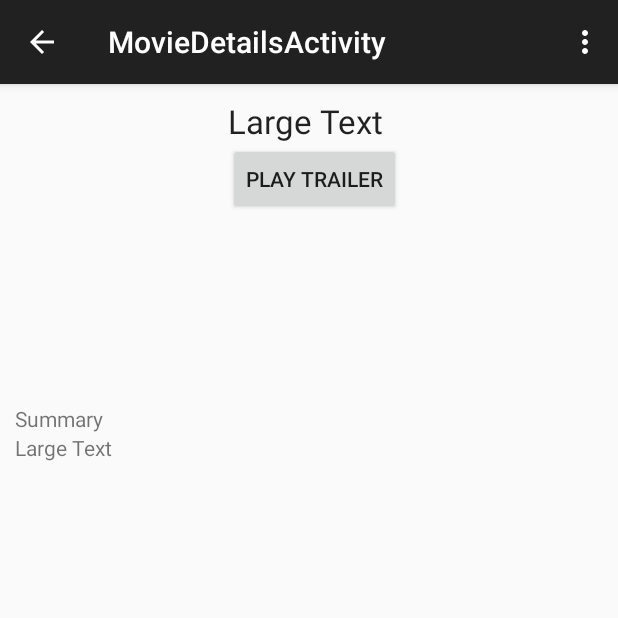
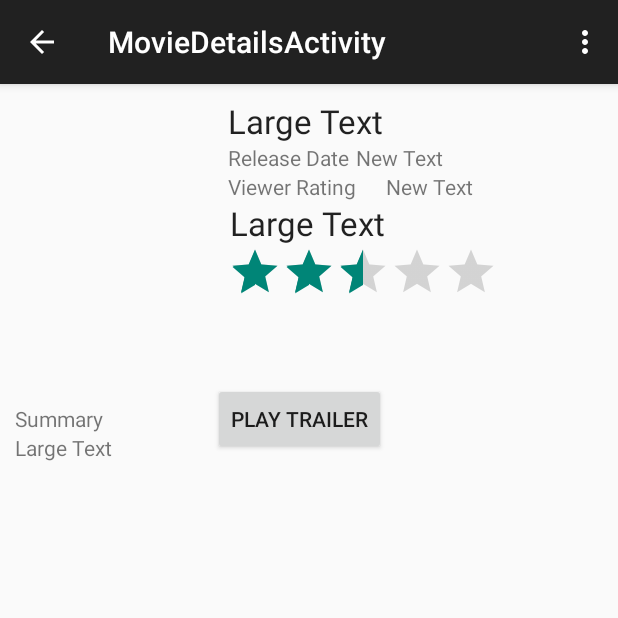
Before and after one commit to ndespain/MyMovies, an Android app: the MovieDetailsActivityFragment screen opened directly, with no data from a screen before it, on a phone screen of 412 x 824 dp, the top half of it. Run offline under Robolectric (Android 15) with nearby library versions, the phone set to English and light mode, and no system bars; our stand-ins replace Picasso; pictures from the network do not load; 9 statements that could not run were skipped.

Commit message:
Adding more info to details

```diff
--- a/app/src/main/java/com/ndes/mymovies/MoviesActivityFragment.java
+++ b/app/src/main/java/com/ndes/mymovies/MoviesActivityFragment.java
@@ -165,6 +165,9 @@ public class MoviesActivityFragment extends Fragment {
                 for (int i = 0; i < moviesArray.length(); i++) {
                     JSONObject movieInfo = moviesArray.getJSONObject(i);
                     MovieData movie = new MovieData(movieInfo.getString(tmdb_movieId), movieInfo.getString(tmdb_title), movieInfo.getString(tmdb_overview), movieInfo.getString(tmdb_poster));
+                    movie.setVoteAverage(movieInfo.getDouble("vote_average"));
+                    movie.setVoteCount(movieInfo.getInt("vote_count"));
+
                     movies[i] = movie;
                 }
             } catch (JSONException e) {
--- a/app/src/main/res/layout/fragment_movie_details.xml
+++ b/app/src/main/res/layout/fragment_movie_details.xml
@@ -42,8 +42,75 @@
         android:layout_height="wrap_content"
         android:text="@string/play_trailer"
         android:id="@+id/trailer1"
+        android:layout_alignBaseline="@+id/movieDescriptionLabel"
+        android:layout_alignBottom="@+id/movieDescriptionLabel"
+        android:layout_toEndOf="@+id/moviePoster"/>
+
+    <TextView
+        android:layout_width="wrap_content"
+        android:layout_height="wrap_content"
+        android:text="@string/release_date"
+        android:id="@+id/releaseDateLabel"
         android:layout_below="@+id/movieTitle"
-        android:layout_alignStart="@+id/movieTitle" />
+        android:layout_toEndOf="@+id/moviePoster"
+        android:layout_alignLeft="@+id/movieTitle"/>
+
+    <TextView
+        android:layout_width="wrap_content"
+        android:layout_height="wrap_content"
+        android:text="New Text"
+        android:id="@+id/releaseDate"
+        android:layout_alignTop="@+id/releaseDateLabel"
+        android:layout_toEndOf="@+id/textView3"/>
+
+    <TextView
+        android:layout_width="wrap_content"
+        android:layout_height="wrap_content"
+        android:text="Viewer Rating"
+        android:id="@+id/textView3"
+        android:layout_below="@+id/releaseDate"
+        android:layout_toEndOf="@+id/moviePoster"
+        android:layout_alignLeft="@+id/movieTitle"/>
+
+    <TextView
+        android:layout_width="wrap_content"
+        android:layout_height="wrap_content"
+        android:text="New Text"
+        android:id="@+id/viewerRating"
+        android:layout_toEndOf="@+id/trailer1"
+        android:layout_alignBottom="@+id/textView3"
+        android:layout_below="@+id/releaseDate"/>
+
+    <TextView
+        android:layout_width="wrap_content"
+        android:layout_height="wrap_content"
+        android:textAppearance="?android:attr/textAppearanceLarge"
+        android:text="Large Text"
+        android:id="@+id/textView2"
+        android:layout_below="@+id/textView3"
+        android:layout_toStartOf="@+id/viewerRating"/>
+
+
+    <LinearLayout
+        android:layout_width="wrap_content"
+        android:layout_height="wrap_content"
+        android:layout_below="@+id/textView2"
+        android:layout_alignStart="@+id/textView3"
+        >
+        <RatingBar
+            android:layout_width="180dp"
+            android:layout_height="wrap_content"
+            android:id="@+id/ratingBar"
+            android:numStars="5"
+            style="@android:style/Widget.DeviceDefault.Light.RatingBar.Indicator"
+            android:rating="2.5"
+            android:indeterminateOnly="false"
+            android:outlineProvider="none"
+            android:stepSize="0.1"
+            android:isIndicator="true"
+            android:layout_alignEnd="@+id/viewerRating"/>
+
+    </LinearLayout>
 
 
 </RelativeLayout>
--- a/app/src/main/res/values/strings.xml
+++ b/app/src/main/res/values/strings.xml
@@ -6,5 +6,6 @@
 
     <string name="title_activity_movie_details">MovieDetailsActivity</string>
     <string name="movie_summary">Summary</string>
+    <string name="release_date">Release Date</string>
 
 </resources>
```
Also changed, not shown: app/src/main/java/com/ndes/mymovies/MovieDetailsActivityFragment.java (+10 -2 lines), app/src/main/java/com/ndes/mymovies/model/MovieData.java (+35 -0 lines).
